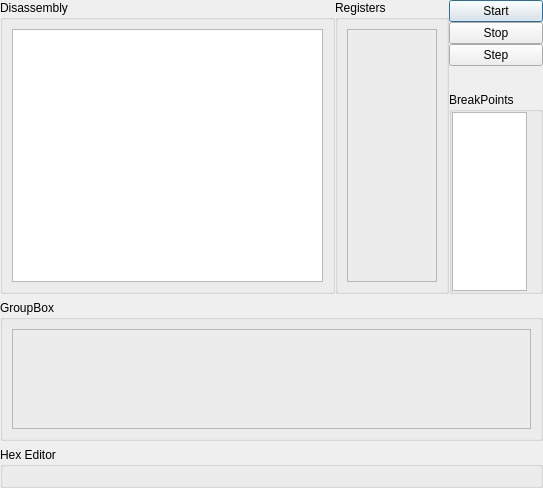
Above: ui/dialogdasm.ui from TheProjecter/pockemul before the change. Below: the same form after it.
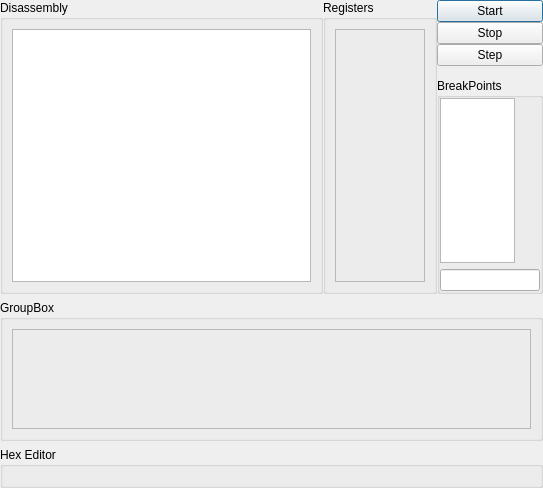
That is the form after the change.

Diff of the .ui file:
```diff
--- a/ui/dialogdasm.ui
+++ b/ui/dialogdasm.ui
@@ -168,6 +168,22 @@
             </property>
            </widget>
           </item>
+          <item>
+           <widget class="QLineEdit" name="breakPointLineEdit">
+            <property name="sizePolicy">
+             <sizepolicy hsizetype="Ignored" vsizetype="Fixed">
+              <horstretch>0</horstretch>
+              <verstretch>0</verstretch>
+             </sizepolicy>
+            </property>
+            <property name="minimumSize">
+             <size>
+              <width>100</width>
+              <height>0</height>
+             </size>
+            </property>
+           </widget>
+          </item>
          </layout>
         </widget>
        </item>
```
